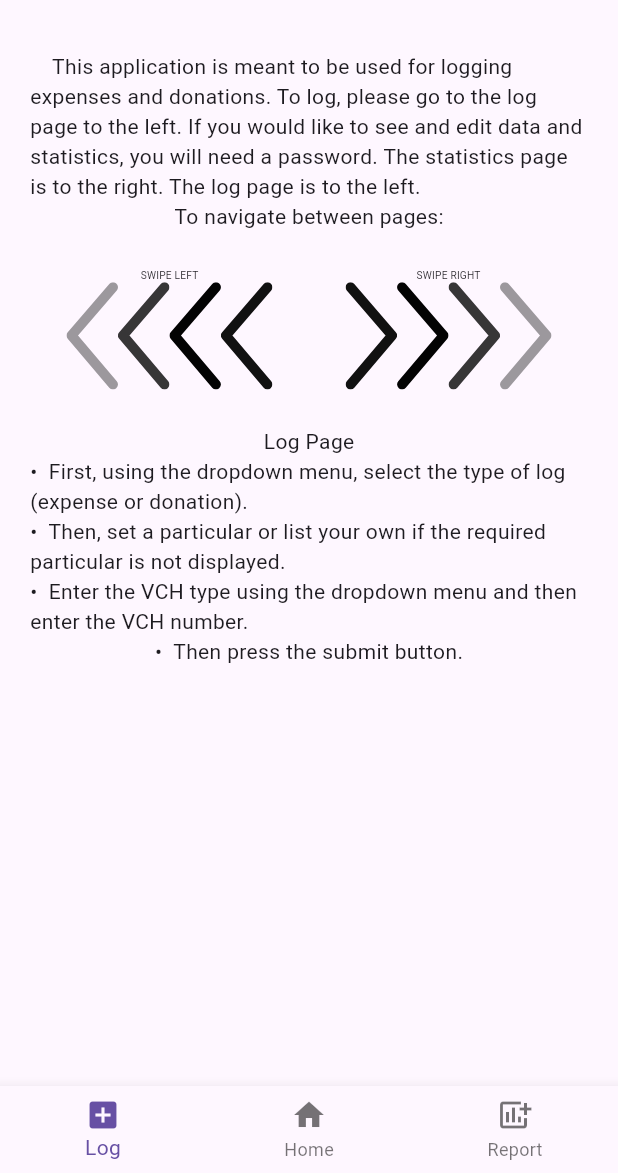
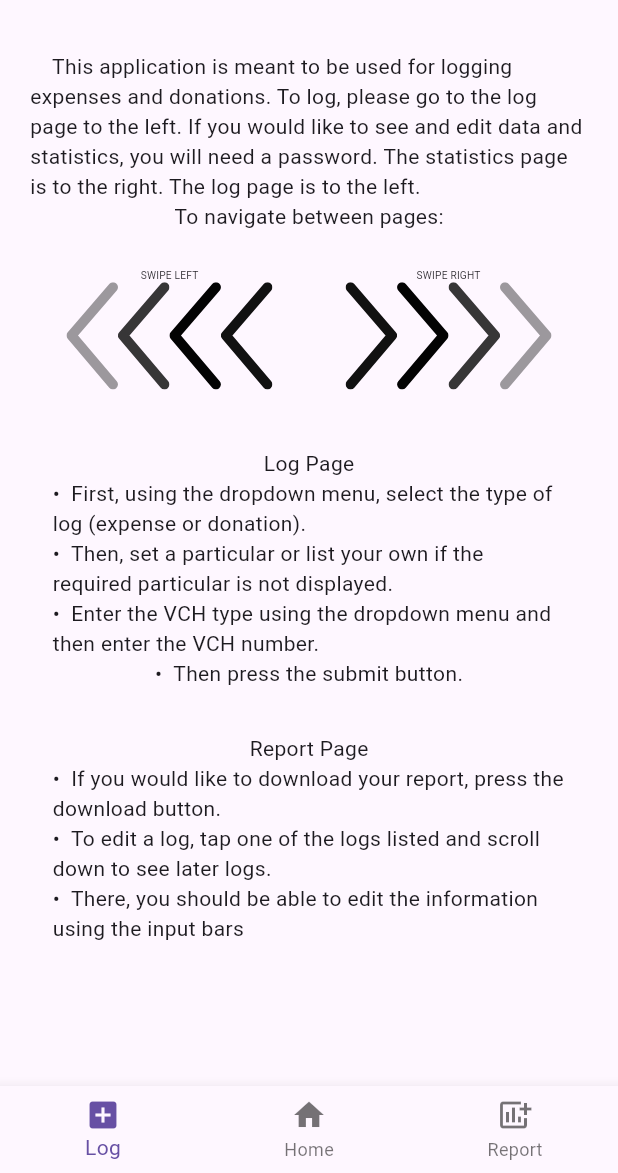
Before and after one commit to TheFinalGuardian/Ammasevasadanam-App, a Flutter app: the screen it shows after launch, on a phone screen of 412 x 824 dp, the part 63-1236 px from its top. Run offline on Flutter 3.47's test engine with Material 3 defaults, Android fonts, the phone set to English and light mode, and no system bars; our stand-ins replace flutter_svg.

Commit message:
yogesh told me to add this

```diff
--- a/lib/home_page.dart
+++ b/lib/home_page.dart
@@ -11,6 +11,7 @@ class HomePage extends StatelessWidget {
     return Scaffold(
       appBar: genAppBar(context),
       body: SingleChildScrollView(
+        physics: const ClampingScrollPhysics(),
         child: Stack(
           children: <Widget>[
             Padding(
@@ -77,15 +78,15 @@ class HomePage extends StatelessWidget {
   }
 
   Widget genPageInstructions(BuildContext context) {
-    List<Widget> list = genLogInstructions(context);
-    list.addAll(genReportInstructions(context));
     return Column(
-      children: list,
+      children: [genLogInstructions(context), genReportInstructions(context)],
     );
   }
 
-  List<Widget> genLogInstructions(BuildContext context) {
-    return [
+  Widget genLogInstructions(BuildContext context) {
+    return Padding(
+      padding: const EdgeInsets.all(15.0),
+      child: Column(children: [
         Text('Log Page', style: Theme.of(context).textTheme.bodyMedium),
         Text(
             '$bullet First, using the dropdown menu, select the type of log (expense or donation).',
@@ -96,13 +97,27 @@ class HomePage extends StatelessWidget {
         Text(
             '$bullet Enter the VCH type using the dropdown menu and then enter the VCH number.',
             style: Theme.of(context).textTheme.bodyMedium),
-      Text(
-          '$bullet Then press the submit button.',
+        Text('$bullet Then press the submit button.',
             style: Theme.of(context).textTheme.bodyMedium)
-    ];
+      ]),
+    );
   }
 
-  List<Widget> genReportInstructions(BuildContext context) {
-    return List.empty();
+  Widget genReportInstructions(BuildContext context) {
+    return Padding(
+      padding: const EdgeInsets.all(15.0),
+      child: Column(children: [
+        Text('Report Page', style: Theme.of(context).textTheme.bodyMedium),
+        Text(
+            '$bullet If you would like to download your report, press the download button.',
+            style: Theme.of(context).textTheme.bodyMedium),
+        Text(
+            '$bullet To edit a log, tap one of the logs listed and scroll down to see later logs.',
+            style: Theme.of(context).textTheme.bodyMedium),
+        Text(
+            '$bullet There, you should be able to edit the information using the input bars',
+            style: Theme.of(context).textTheme.bodyMedium)
+      ]),
+    );
   }
 }
```
Lines whose indentation alone changed are shown as unchanged.
